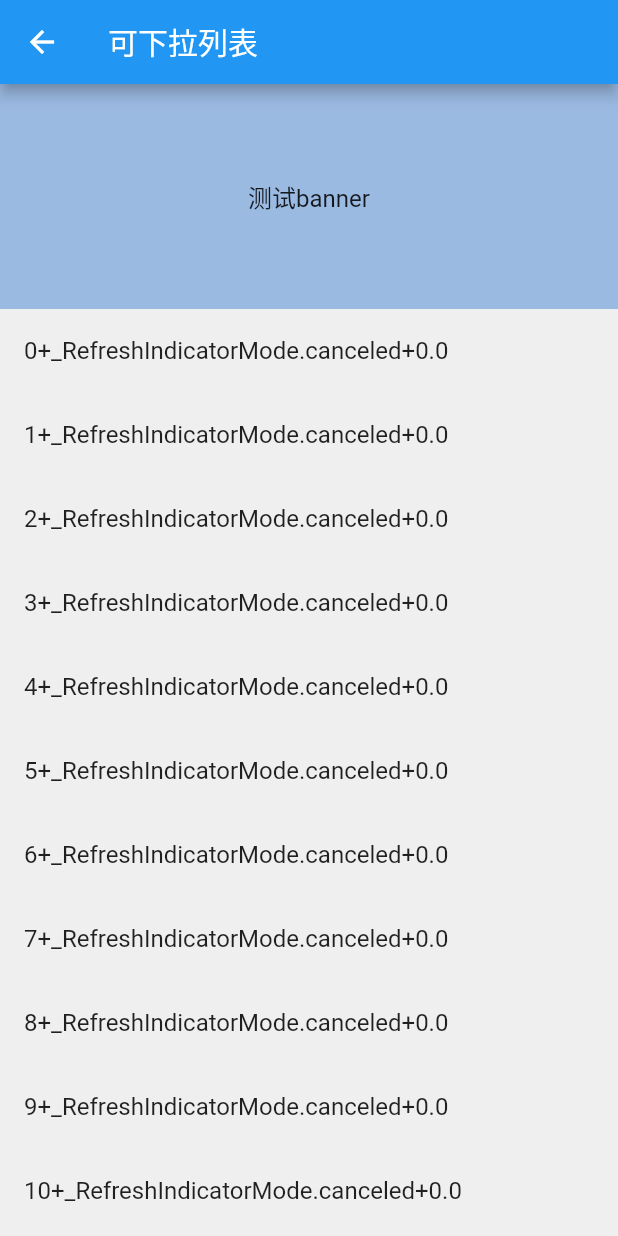
After one commit to zhocf/flutter_test, a Flutter app: the PullPage screen opened by its route, on a phone screen of 412 x 824 dp. The commit adds this screen. Run offline on Flutter 3.47's test engine with Material 2 defaults, Android fonts, the phone set to English and light mode, and no system bars; our stand-ins replace dio; network calls fail; Roboto replaces fonts that are missing (pingFang-bold).

Commit message:
图片测试

```diff
--- /dev/null
+++ b/lib/component/animatedTranslate/index.dart
@@ -0,0 +1,41 @@
+import 'package:flutter/cupertino.dart';
+
+class AnimatedTranslate extends ImplicitlyAnimatedWidget {
+  const AnimatedTranslate({
+    super.key,
+    required this.child,
+    required this.x,
+    required this.y,
+    super.curve,
+    required super.duration,
+    super.onEnd,
+  });
+
+  final Widget child;
+
+  final double? x;
+
+  final double? y;
+
+  @override
+  _AnimatedTranslateState createState() => _AnimatedTranslateState();
+}
+
+class _AnimatedTranslateState extends AnimatedWidgetBaseState<AnimatedTranslate> {
+  Tween<double>? _x;
+  Tween<double>? _y;
+
+  @override
+  void forEachTween(TweenVisitor<dynamic> visitor) {
+    _x = visitor(_x, widget.x, (dynamic value) => Tween<double>(begin: value)) as Tween<double>;
+    _y = visitor(_y, widget.y, (dynamic value) => Tween<double>(begin: value)) as Tween<double>;
+  }
+
+  @override
+  Widget build(BuildContext context) {
+    return Transform.translate(
+      offset: Offset(_x!.evaluate(animation), _y!.evaluate(animation)),
+      child: widget.child,
+    );
+  }
+}
--- /dev/null
+++ b/lib/component/refresher/pull_refresh.dart
@@ -0,0 +1,199 @@
+import 'dart:math';
+
+import 'package:flutte_test/component/animatedTranslate/index.dart';
+import 'package:flutter/material.dart';
+
+import '../../utils/util.dart';
+
+enum _RefreshIndicatorMode {
+  drag, //开始拖动
+  armed, // 拖到足够距离时，准备刷新
+  refresh, // 运行刷新回调
+  success, // 刷新完成状态
+  canceled, // 取消状态
+}
+
+double _dragHeight = 50;
+
+class PullRefresh extends StatefulWidget {
+  List<Widget> children; //列表子元素
+  ScrollController controller; //滚动控制器
+  Future<void> Function() onRefresh; //刷新请求
+
+  PullRefresh({Key? key, required this.children, required this.controller, required this.onRefresh});
+
+  @override
+  State<PullRefresh> createState() => _PullRefreshState();
+}
+
+//列表逻辑
+class _PullRefreshState extends State<PullRefresh> {
+  _RefreshIndicatorMode _mode = _RefreshIndicatorMode.canceled;
+  double _dragOffset = 0; //滚动距离
+  double startY = 0; //开始时的距离
+  bool touch = false; //是否触摸
+  //开始拖拽
+  void _startDrag(PointerDownEvent details) {
+    final Offset position = details.localPosition;
+    startY = position.dy;
+  }
+
+  //拖拽中
+  void _drag(PointerMoveEvent details) {
+    if (widget.controller.position.pixels == 0 && _mode != _RefreshIndicatorMode.refresh) {
+      final Offset position = details.localPosition;
+      double clientY = position.dy;
+      //弹性计算
+      _dragOffset = (clientY - startY) / 4;
+      _dragOffset = max(_dragOffset, 0);
+      setState(() {
+        _dragOffset = _dragOffset;
+        //已拖拽到可以加载的距离了
+        if (_dragOffset > 50) {
+          _mode = _RefreshIndicatorMode.armed;
+        } else if (_dragOffset > 0) {
+          _mode = _RefreshIndicatorMode.drag;
+        }
+      });
+    }
+  }
+
+  //拖拽结束
+  void _stopDrag(PointerUpEvent detail) async {
+    //当拖钩足够距离时
+    if (_mode == _RefreshIndicatorMode.armed) {
+      setState(() {
+        _dragOffset = _dragHeight;
+        _mode = _RefreshIndicatorMode.refresh;
+      });
+      await widget.onRefresh();
+      setState(() {
+        _mode = _RefreshIndicatorMode.success;
+        _dragOffset = 0;
+      });
+    } else {
+      setState(() {
+        _dragOffset = 0;
+        _mode = _RefreshIndicatorMode.canceled;
+      });
+    }
+  }
+
+  @override
+  Widget build(BuildContext context) {
+    //当为取消或者成功后，或者拖到足够距离并且放手时
+    bool autoRebound = _mode == _RefreshIndicatorMode.canceled || _mode == _RefreshIndicatorMode.success || (_mode == _RefreshIndicatorMode.refresh);
+    final screen = MediaQuery.of(context).size;
+    return SizedBox(
+      width: screen.width,
+      height: screen.height,
+      child: ClipRect(
+        child: AnimatedTranslate(
+          x: 0,
+          y: _dragOffset,
+          duration: autoRebound ? Duration(milliseconds: 300) : Duration(milliseconds: 0),
+          child: Stack(
+            children: [
+              Listener(
+                onPointerDown: _startDrag,
+                onPointerMove: _drag,
+                onPointerUp: _stopDrag,
+                child: ScrollConfiguration(
+                  behavior: GlScrollBehavior(),
+                  child: ListView(
+                    controller: widget.controller,
+                    physics: autoRebound ? AlwaysScrollableScrollPhysics() : NeverScrollableScrollPhysics(),
+                    children: [...List.generate(
+                      30,
+                          (index) => ListTile(title: Text("$index+$_mode+$_dragOffset")),
+                    ),SmartRefresherFooter()],
+                  ),
+                ),
+              ),
+              Positioned(
+                child: SmartRefresherHeader(
+                  mode: _mode,
+                ),
+              )
+            ],
+          ),
+        ),
+      ),
+    );
+  }
+}
+
+//头部
+class SmartRefresherHeader extends StatelessWidget {
+  _RefreshIndicatorMode mode;
+
+  SmartRefresherHeader({Key? key, required this.mode}) : super(key: key);
+
+  @override
+  Widget build(BuildContext context) {
+    Widget getHeader() {
+      String title = '';
+      Widget icon = SizedBox();
+      Color color = const Color.fromRGBO(123, 124, 124, 1.0);
+      if (mode == _RefreshIndicatorMode.drag || mode == _RefreshIndicatorMode.canceled) {
+        icon = Icon(
+          Icons.arrow_downward,
+          color: color,
+        );
+        title = '下拉可刷新';
+      } else if (mode == _RefreshIndicatorMode.armed) {
+        icon = Icon(
+          Icons.arrow_upward,
+          color: color,
+        );
+        title = '放开就刷新';
+      } else if (mode == _RefreshIndicatorMode.refresh) {
+        icon = const SizedBox(
+          width: 20,
+          height: 20,
+          child: CircularProgressIndicator(
+            strokeWidth: 2,
+          ),
+        );
+        title = '加载中';
+      } else if (mode == _RefreshIndicatorMode.success) {
+        icon = Icon(
+          Icons.supervised_user_circle,
+          color: color,
+        );
+        title = '加载完毕';
+      }
+      return Transform.translate(
+        offset: Offset(0, -50),
+        child: SizedBox(
+          height: 50,
+          child: Row(
+            crossAxisAlignment: CrossAxisAlignment.center,
+            mainAxisAlignment: MainAxisAlignment.center,
+            children: [
+              icon,
+              Container(
+                margin: EdgeInsets.only(left: 10),
+                child: Text(title, style: TextStyle(fontSize: 14, color: color)),
+              ),
+            ],
+          ),
+        ),
+      );
+    }
+
+    return getHeader();
+  }
+}
+
+//尾部
+class SmartRefresherFooter extends StatelessWidget {
+  @override
+  Widget build(BuildContext context) {
+    return Container(
+      padding: EdgeInsets.symmetric(vertical: 10),
+      alignment: Alignment.center,
+      child: Text("加载中"),
+    );
+  }
+}
--- /dev/null
+++ b/lib/utils/util.dart
@@ -0,0 +1,8 @@
+import 'package:flutter/cupertino.dart';
+
+class GlScrollBehavior extends ScrollBehavior {
+  @override
+  Widget buildOverscrollIndicator(BuildContext context, Widget child, ScrollableDetails details) {
+    return child;
+  }
+}
--- a/lib/views/home/index.dart
+++ b/lib/views/home/index.dart
@@ -12,7 +12,8 @@ class Home extends StatelessWidget {
       ListType(name: '雪花', path: '/snow'),
       ListType(name: '轮播图', path: '/banner'),
       ListType(name: '大图预览', path: '/image_scan'),
-      ListType(name: '列表', path: '/polygon'),
+      ListType(name: '下拉列表', path: '/pull_list'),
+      ListType(name: '图片加载组件', path: "/img")
     ];
 
     void hrefPage(String path) {
--- /dev/null
+++ b/lib/views/pull/index.dart
@@ -0,0 +1,48 @@
+import 'dart:async';
+
+import 'package:flutte_test/component/refresher/pull_refresh.dart';
+import 'package:flutter/material.dart';
+
+class PullPage extends StatefulWidget {
+  const PullPage({Key? key}) : super(key: key);
+
+  @override
+  State<PullPage> createState() => _PullPageState();
+}
+
+class _PullPageState extends State<PullPage> {
+  ScrollController _scrollController = ScrollController();
+
+  Future<void> _getData() async {
+    await Future.delayed(Duration(seconds: 10));
+    print('请求ok');
+  }
+
+  @override
+  Widget build(BuildContext context) {
+    return Scaffold(
+      appBar: AppBar(title: Text("可下拉列表")),
+      body: Column(
+        children: [
+          Container(
+            color: Color.fromRGBO(71, 133, 213, 0.5),
+            height: 150,
+            alignment: Alignment.center,
+            width: double.infinity,
+            child: Text('测试banner'),
+          ),
+          Expanded(
+            child: PullRefresh(
+              controller: _scrollController,
+              onRefresh: _getData,
+              children: List.generate(
+                30,
+                (index) => ListTile(title: Text(index.toString())),
+              ),
+            ),
+          )
+        ],
+      ),
+    );
+  }
+}
```
Also changed, not shown: lib/component/img/index.dart (added, +58 -0 lines), lib/main.dart (+8 -3 lines), lib/views/img/index.dart (added, +25 -0 lines), lib/views/testDemo/index.dart (renamed from lib/views/demo2/index.dart), pubspec.lock.
